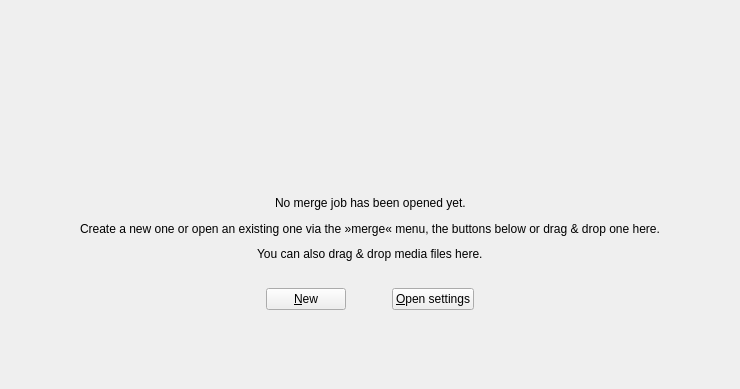
This is src/mkvtoolnix-gui/forms/merge/tool.ui in jpsdr/MKVToolnix-Windows-7 as Qt 5 draws it before an edit; both pictures show x 85 to 825 and y 0 to 389 of the 910 by 491 pixel window. The edited form follows.
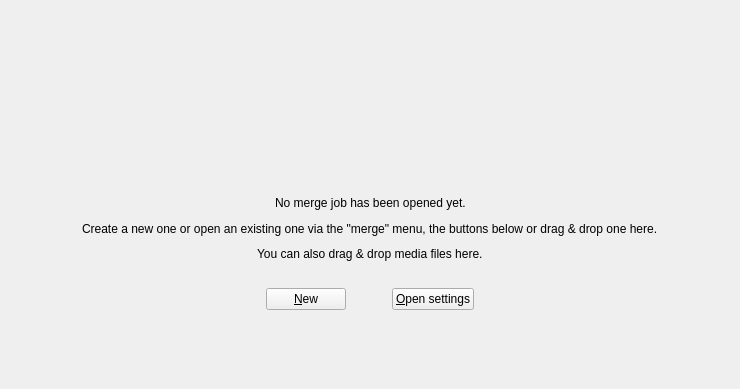
This is the edited form. Icons and pictures are not drawn.

Patch:
```diff
--- a/src/mkvtoolnix-gui/forms/merge/tool.ui
+++ b/src/mkvtoolnix-gui/forms/merge/tool.ui
@@ -122,7 +122,7 @@
             <item>
              <widget class="QLabel" name="howToOpenLabel">
               <property name="text">
-               <string>Create a new one or open an existing one via the »merge« menu, the buttons below or drag &amp; drop one here.</string>
+               <string>Create a new one or open an existing one via the "merge" menu, the buttons below or drag &amp; drop one here.</string>
               </property>
              </widget>
             </item>
```
